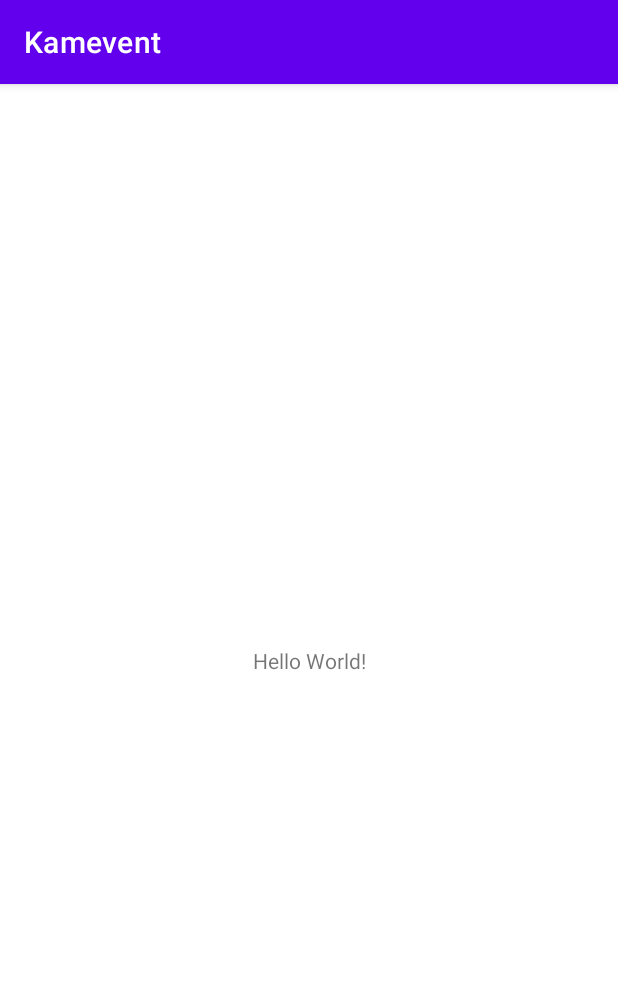
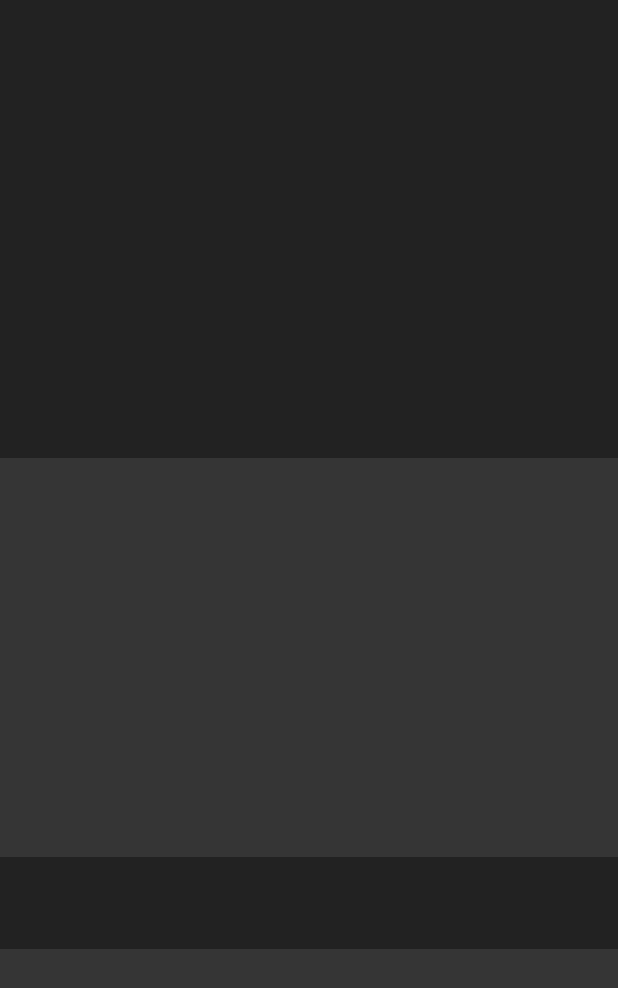
Before and after one commit to LemonxGod/projetAndroid, an Android app: the screen it shows after launch (MainActivity), on a phone screen of 412 x 824 dp. Shown: the top 988 px of the screen. Run offline under Robolectric (Android 15) with nearby library versions, the phone set to English and light mode, and no system bars.

Commit message:
Creation theme

```diff
--- a/app/src/main/res/layout/activity_main.xml
+++ b/app/src/main/res/layout/activity_main.xml
@@ -4,15 +4,34 @@
     xmlns:tools="http://schemas.android.com/tools"
     android:layout_width="match_parent"
     android:layout_height="match_parent"
+    android:background="#222222"
     tools:context=".MainActivity">
 
-    <TextView
-        android:layout_width="wrap_content"
-        android:layout_height="wrap_content"
-        android:text="Hello World!"
+    <RelativeLayout
+        android:id="@+id/relativeLayout1"
+        android:layout_width="413dp"
+        android:layout_height="191dp"
+        android:background="#353535"
         app:layout_constraintBottom_toBottomOf="parent"
-        app:layout_constraintLeft_toLeftOf="parent"
-        app:layout_constraintRight_toRightOf="parent"
-        app:layout_constraintTop_toTopOf="parent" />
+        app:layout_constraintEnd_toEndOf="parent"
+        app:layout_constraintHorizontal_bias="0.0"
+        app:layout_constraintStart_toStartOf="parent"
+        app:layout_constraintTop_toTopOf="parent"
+        app:layout_constraintVertical_bias="1.0">
 
+    </RelativeLayout>
+
+    <RelativeLayout
+        android:id="@+id/relativeLayout2"
+        android:layout_width="414dp"
+        android:layout_height="266dp"
+        android:background="#353535"
+        app:layout_constraintBottom_toBottomOf="parent"
+        app:layout_constraintEnd_toEndOf="parent"
+        app:layout_constraintHorizontal_bias="0.0"
+        app:layout_constraintStart_toStartOf="parent"
+        app:layout_constraintTop_toTopOf="parent"
+        app:layout_constraintVertical_bias="0.547">
+
+    </RelativeLayout>
 </androidx.constraintlayout.widget.ConstraintLayout>
--- a/app/src/main/res/values/colors.xml
+++ b/app/src/main/res/values/colors.xml
@@ -2,7 +2,7 @@
 <resources>
     <color name="purple_200">#FFBB86FC</color>
     <color name="purple_500">#FF6200EE</color>
-    <color name="purple_700">#FF3700B3</color>
+    <color name="purple_700">#222222</color>
     <color name="teal_200">#FF03DAC5</color>
     <color name="teal_700">#FF018786</color>
     <color name="black">#FF000000</color>
--- a/app/src/main/res/values/themes.xml
+++ b/app/src/main/res/values/themes.xml
@@ -12,5 +12,7 @@
         <!-- Status bar color. -->
         <item name="android:statusBarColor" tools:targetApi="l">?attr/colorPrimaryVariant</item>
         <!-- Customize your theme here. -->
+        <item name="windowActionBar">false</item>
+        <item name="windowNoTitle">true</item>
     </style>
 </resources>
```
